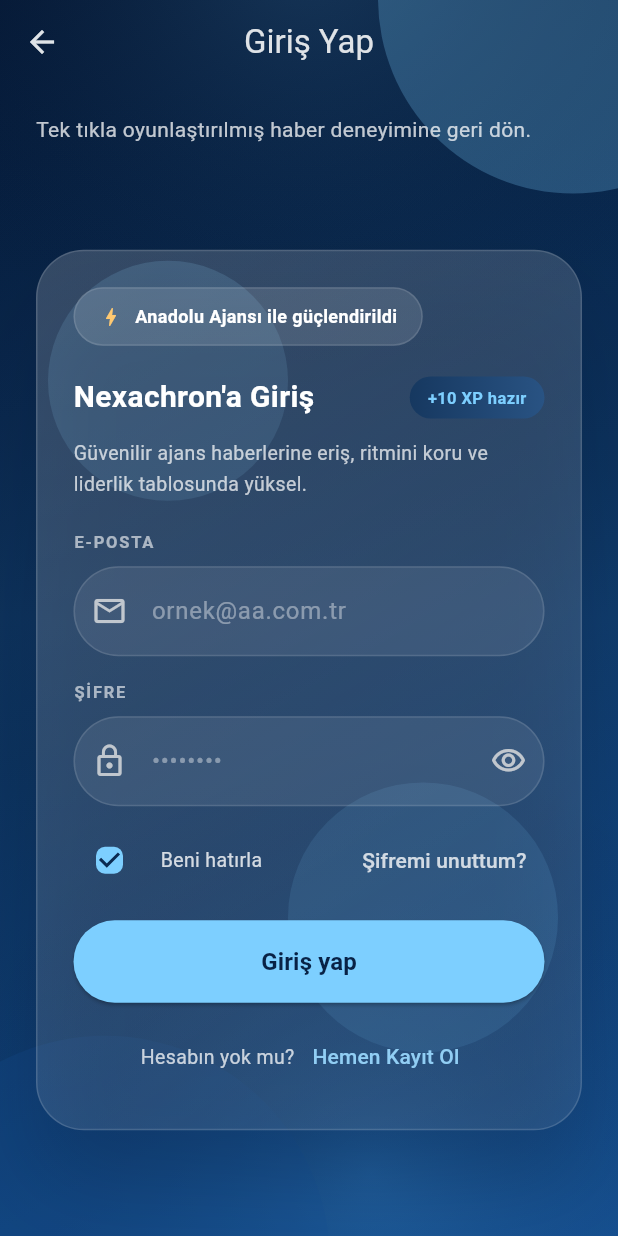
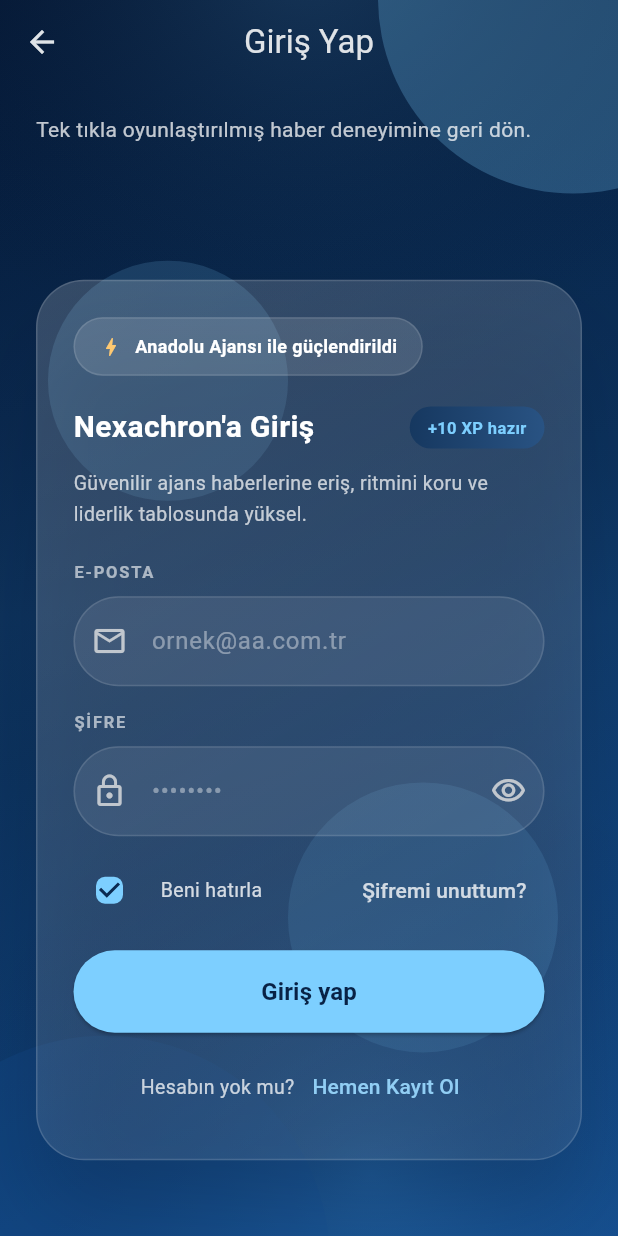
Before and after one commit to erirem/nexachron-medyahackathonu2025, a Flutter app: the LoginScreen screen opened directly, on a phone screen of 412 x 824 dp. Run offline on Flutter 3.47's test engine with Material 3 defaults, Android fonts, the phone set to English and light mode, and no system bars.

Commit message:
refactor(mobile): enhance login screen layout and scrolling behavior
- Replaced LayoutBuilder with SingleChildScrollView for improved scrolling experience.
- Adjusted padding and constraints to ensure proper layout across different screen sizes.
- Maintained existing text and structure while enhancing visual consistency.

```diff
--- a/apps/mobile/lib/features/auth/presentation/pages/login_screen.dart
+++ b/apps/mobile/lib/features/auth/presentation/pages/login_screen.dart
@@ -73,20 +73,24 @@ class _LoginScreenState extends State<LoginScreen>
               ),
             ),
             SafeArea(
-              child: LayoutBuilder(
-                builder: (context, constraints) {
-                  final screenHeight = constraints.maxHeight;
-                  final isVeryCompact = screenHeight < 650;
-
-                  return Padding(
-                    padding: EdgeInsets.symmetric(
+              child: SingleChildScrollView(
+                physics: const BouncingScrollPhysics(),
+                padding: const EdgeInsets.symmetric(
                   horizontal: 24,
-                      vertical: isVeryCompact ? 12 : 20,
+                  vertical: 20,
                 ),
+                child: ConstrainedBox(
+                  constraints: BoxConstraints(
+                    minHeight:
+                        MediaQuery.of(context).size.height -
+                        MediaQuery.of(context).padding.top -
+                        MediaQuery.of(context).padding.bottom -
+                        kToolbarHeight,
+                  ),
+                  child: IntrinsicHeight(
                     child: Column(
                       crossAxisAlignment: CrossAxisAlignment.start,
                       children: [
-                        if (!isVeryCompact) ...[
                         Text(
                           'Tek tıkla oyunlaştırılmış haber deneyimine geri dön.',
                           style: Theme.of(context).textTheme.bodyMedium
@@ -94,9 +98,8 @@ class _LoginScreenState extends State<LoginScreen>
                                 color: Colors.white.withValues(alpha: 0.75),
                               ),
                         ),
-                          SizedBox(height: isVeryCompact ? 12 : 20),
-                        ],
-                        Flexible(
+                        const SizedBox(height: 20),
+                        Expanded(
                           child: Center(
                             child: ConstrainedBox(
                               constraints: const BoxConstraints(maxWidth: 420),
@@ -112,8 +115,8 @@ class _LoginScreenState extends State<LoginScreen>
                         ),
                       ],
                     ),
-                  );
-                },
+                  ),
+                ),
               ),
             ),
           ],
```
Lines whose indentation alone changed are shown as unchanged.
